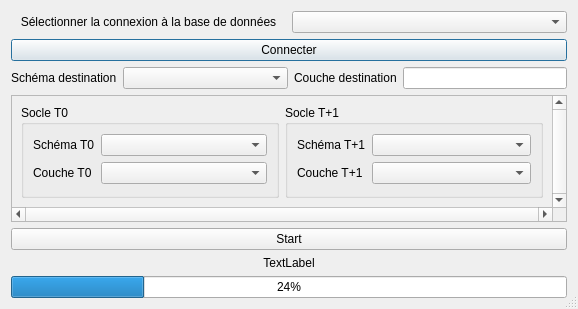
First picture: the form in Outil-Socle-MOS/socle_mos/interface_compare.ui, repository SIRS-CLS/mos-adeupa-ce, before the edit.
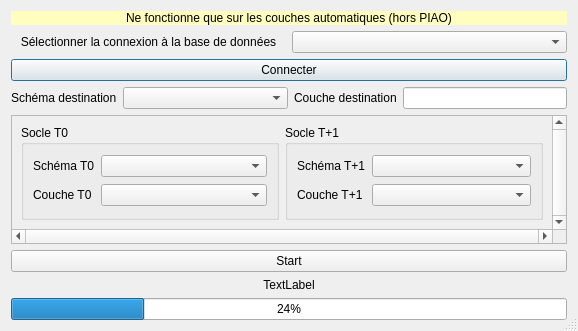
Second picture: the form after the edit.

```diff
--- a/Outil-Socle-MOS/socle_mos/interface_compare.ui
+++ b/Outil-Socle-MOS/socle_mos/interface_compare.ui
@@ -7,7 +7,7 @@
     <x>0</x>
     <y>0</y>
     <width>578</width>
-    <height>309</height>
+    <height>331</height>
    </rect>
   </property>
   <property name="maximumSize">
@@ -23,6 +23,20 @@
    <bool>true</bool>
   </property>
   <layout class="QVBoxLayout" name="verticalLayout">
+   <item>
+    <widget class="QLabel" name="label_info">
+     <property name="styleSheet">
+      <string notr="true">
+background-color: rgb(255, 254, 190);</string>
+     </property>
+     <property name="text">
+      <string>Ne fonctionne que sur les couches automatiques (hors PIAO)</string>
+     </property>
+     <property name="alignment">
+      <set>Qt::AlignCenter</set>
+     </property>
+    </widget>
+   </item>
    <item>
     <layout class="QHBoxLayout" name="horizontalLayout_2">
      <item>
@@ -121,8 +135,8 @@
        <rect>
         <x>0</x>
         <y>0</y>
-        <width>541</width>
-        <height>112</height>
+        <width>545</width>
+        <height>118</height>
        </rect>
       </property>
       <layout class="QGridLayout" name="gridLayout_2">
```
Left out of the diff: 1 changed line with no effect on the pictures.
